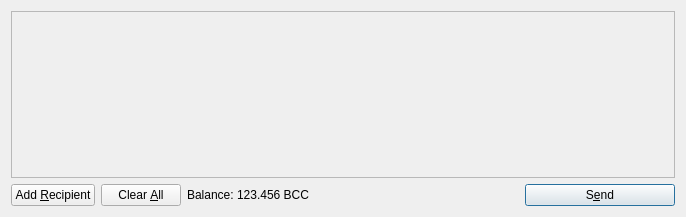
First picture: the form in src/qt/forms/sendcoinsdialog.ui, repository BCCproject/BTCtalkcoin-1.50, before the edit.
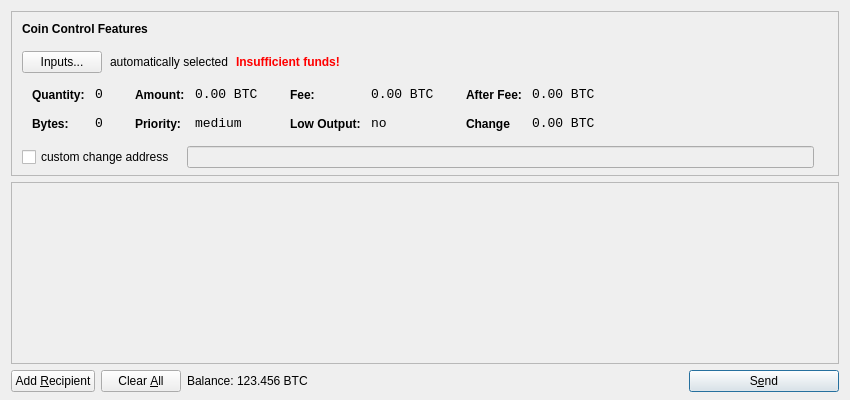
Second picture: the form after the edit. Icons and pictures are not drawn.

Commit message: Coincontrol feature

What changed in the file:
```diff
--- a/src/qt/forms/sendcoinsdialog.ui
+++ b/src/qt/forms/sendcoinsdialog.ui
@@ -6,14 +6,615 @@
    <rect>
     <x>0</x>
     <y>0</y>
-    <width>686</width>
-    <height>217</height>
+    <width>850</width>
+    <height>400</height>
    </rect>
   </property>
   <property name="windowTitle">
    <string>Send Coins</string>
   </property>
-  <layout class="QVBoxLayout" name="verticalLayout">
+  <layout class="QVBoxLayout" name="verticalLayout" stretch="0,1,0">
+   <property name="bottomMargin">
+    <number>8</number>
+   </property>
+   <item>
+    <widget class="QFrame" name="frameCoinControl">
+     <property name="sizePolicy">
+      <sizepolicy hsizetype="Expanding" vsizetype="Expanding">
+       <horstretch>0</horstretch>
+       <verstretch>0</verstretch>
+      </sizepolicy>
+     </property>
+     <property name="maximumSize">
+      <size>
+       <width>16777215</width>
+       <height>16777215</height>
+      </size>
+     </property>
+     <property name="frameShape">
+      <enum>QFrame::StyledPanel</enum>
+     </property>
+     <property name="frameShadow">
+      <enum>QFrame::Sunken</enum>
+     </property>
+     <layout class="QVBoxLayout" name="verticalLayoutCoinControl2">
+      <property name="spacing">
+       <number>-1</number>
+      </property>
+      <property name="leftMargin">
+       <number>0</number>
+      </property>
+      <property name="topMargin">
+       <number>0</number>
+      </property>
+      <property name="rightMargin">
+       <number>0</number>
+      </property>
+      <property name="bottomMargin">
+       <number>6</number>
+      </property>
+      <item>
+       <layout class="QVBoxLayout" name="verticalLayoutCoinControl" stretch="0,0,0,0,1">
+        <property name="spacing">
+         <number>0</number>
+        </property>
+        <property name="leftMargin">
+         <number>10</number>
+        </property>
+        <property name="topMargin">
+         <number>10</number>
+        </property>
+        <item>
+         <layout class="QHBoxLayout" name="horizontalLayoutCoinControl1">
+          <property name="bottomMargin">
+           <number>15</number>
+          </property>
+          <item>
+           <widget class="QLabel" name="labelCoinControlFeatures">
+            <property name="sizePolicy">
+             <sizepolicy hsizetype="Preferred" vsizetype="Maximum">
+              <horstretch>0</horstretch>
+              <verstretch>0</verstretch>
+             </sizepolicy>
+            </property>
+            <property name="font">
+             <font>
+              <weight>75</weight>
+              <bold>true</bold>
+             </font>
+            </property>
+            <property name="styleSheet">
+             <string notr="true">font-weight:bold;</string>
+            </property>
+            <property name="text">
+             <string>Coin Control Features</string>
+            </property>
+           </widget>
+          </item>
+         </layout>
+        </item>
+        <item>
+         <layout class="QHBoxLayout" name="horizontalLayoutCoinControl2" stretch="0,0,0,0">
+          <property name="spacing">
+           <number>8</number>
+          </property>
+          <property name="bottomMargin">
+           <number>10</number>
+          </property>
+          <item>
+           <widget class="QPushButton" name="pushButtonCoinControl">
+            <property name="styleSheet">
+             <string notr="true"/>
+            </property>
+            <property name="text">
+             <string>Inputs...</string>
+            </property>
+           </widget>
+          </item>
+          <item>
+           <widget class="QLabel" name="labelCoinControlAutomaticallySelected">
+            <property name="text">
+             <string>automatically selected</string>
+            </property>
+            <property name="margin">
+             <number>5</number>
+            </property>
+           </widget>
+          </item>
+          <item>
+           <widget class="QLabel" name="labelCoinControlInsuffFunds">
+            <property name="font">
+             <font>
+              <weight>75</weight>
+              <bold>true</bold>
+             </font>
+            </property>
+            <property name="styleSheet">
+             <string notr="true">color:red;font-weight:bold;</string>
+            </property>
+            <property name="text">
+             <string>Insufficient funds!</string>
+            </property>
+            <property name="margin">
+             <number>5</number>
+            </property>
+           </widget>
+          </item>
+          <item>
+           <spacer name="horizontalSpacerCoinControl">
+            <property name="orientation">
+             <enum>Qt::Horizontal</enum>
+            </property>
+            <property name="sizeHint" stdset="0">
+             <size>
+              <width>40</width>
+              <height>1</height>
+             </size>
+            </property>
+           </spacer>
+          </item>
+         </layout>
+        </item>
+        <item>
+         <widget class="QWidget" name="widgetCoinControl" native="true">
+          <property name="sizePolicy">
+           <sizepolicy hsizetype="Preferred" vsizetype="Preferred">
+            <horstretch>0</horstretch>
+            <verstretch>0</verstretch>
+           </sizepolicy>
+          </property>
+          <property name="minimumSize">
+           <size>
+            <width>0</width>
+            <height>0</height>
+           </size>
+          </property>
+          <property name="styleSheet">
+           <string notr="true"/>
+          </property>
+          <layout class="QHBoxLayout" name="horizontalLayoutCoinControl5">
+           <property name="margin">
+            <number>0</number>
+           </property>
+           <item>
+            <layout class="QHBoxLayout" name="horizontalLayoutCoinControl3" stretch="0,0,0,1">
+             <property name="spacing">
+              <number>20</number>
+             </property>
+             <property name="topMargin">
+              <number>0</number>
+             </property>
+             <property name="bottomMargin">
+              <number>10</number>
+             </property>
+             <item>
+              <layout class="QFormLayout" name="formLayoutCoinControl1">
+               <property name="horizontalSpacing">
+                <number>10</number>
+               </property>
+               <property name="verticalSpacing">
+                <number>14</number>
+               </property>
+               <property name="leftMargin">
+                <number>10</number>
+               </property>
+               <property name="topMargin">
+                <number>4</number>
+               </property>
+               <property name="rightMargin">
+                <number>6</number>
+               </property>
+               <item row="0" column="0">
+                <widget class="QLabel" name="labelCoinControlQuantityText">
+                 <property name="styleSheet">
+                  <string notr="true">font-weight:bold;</string>
+                 </property>
+                 <property name="text">
+                  <string>Quantity:</string>
+                 </property>
+                 <property name="margin">
+                  <number>0</number>
+                 </property>
+                </widget>
+               </item>
+               <item row="0" column="1">
+                <widget class="QLabel" name="labelCoinControlQuantity">
+                 <property name="font">
+                  <font>
+                   <family>Monospace</family>
+                   <pointsize>10</pointsize>
+                  </font>
+                 </property>
+                 <property name="cursor">
+                  <cursorShape>IBeamCursor</cursorShape>
+                 </property>
+                 <property name="contextMenuPolicy">
+                  <enum>Qt::ActionsContextMenu</enum>
+                 </property>
+                 <property name="text">
+                  <string>0</string>
+                 </property>
+                 <property name="margin">
+                  <number>0</number>
+                 </property>
+                 <property name="textInteractionFlags">
+                  <set>Qt::LinksAccessibleByMouse|Qt::TextSelectableByKeyboard|Qt::TextSelectableByMouse</set>
+                 </property>
+                </widget>
+               </item>
+               <item row="1" column="0">
+                <widget class="QLabel" name="labelCoinControlBytesText">
+                 <property name="styleSheet">
+                  <string notr="true">font-weight:bold;</string>
+                 </property>
+                 <property name="text">
+                  <string>Bytes:</string>
+                 </property>
+                </widget>
+               </item>
+               <item row="1" column="1">
+                <widget class="QLabel" name="labelCoinControlBytes">
+                 <property name="font">
+                  <font>
+                   <family>Monospace</family>
+                   <pointsize>10</pointsize>
+                  </font>
+                 </property>
+                 <property name="cursor">
+                  <cursorShape>IBeamCursor</cursorShape>
+                 </property>
+                 <property name="contextMenuPolicy">
+                  <enum>Qt::ActionsContextMenu</enum>
+                 </property>
+                 <property name="text">
+                  <string>0</string>
+                 </property>
+                 <property name="textInteractionFlags">
+                  <set>Qt::LinksAccessibleByMouse|Qt::TextSelectableByKeyboard|Qt::TextSelectableByMouse</set>
+                 </property>
+                </widget>
+               </item>
+              </layout>
+             </item>
+             <item>
+              <layout class="QFormLayout" name="formLayoutCoinControl2">
+               <property name="horizontalSpacing">
+                <number>10</number>
+               </property>
+               <property name="verticalSpacing">
+                <number>14</number>
+               </property>
+               <property name="leftMargin">
+                <number>6</number>
+               </property>
+               <property name="topMargin">
+                <number>4</number>
+               </property>
+               <property name="rightMargin">
+                <number>6</number>
+               </property>
+               <item row="0" column="0">
+                <widget class="QLabel" name="labelCoinControlAmountText">
+                 <property name="styleSheet">
+                  <string notr="true">font-weight:bold;</string>
+                 </property>
+                 <property name="text">
+                  <string>Amount:</string>
+                 </property>
+                 <property name="margin">
+                  <number>0</number>
+                 </property>
+                </widget>
+               </item>
+               <item row="0" column="1">
+                <widget class="QLabel" name="labelCoinControlAmount">
+                 <property name="font">
+                  <font>
+                   <family>Monospace</family>
+                   <pointsize>10</pointsize>
+                  </font>
+                 </property>
+                 <property name="cursor">
+                  <cursorShape>IBeamCursor</cursorShape>
+                 </property>
+                 <property name="contextMenuPolicy">
+                  <enum>Qt::ActionsContextMenu</enum>
+                 </property>
+                 <property name="text">
+                  <string>0.00 BTC</string>
+                 </property>
+                 <property name="textInteractionFlags">
+                  <set>Qt::LinksAccessibleByMouse|Qt::TextSelectableByKeyboard|Qt::TextSelectableByMouse</set>
+                 </property>
+                </widget>
+               </item>
+               <item row="1" column="0">
+                <widget class="QLabel" name="labelCoinControlPriorityText">
+                 <property name="styleSheet">
+                  <string notr="true">font-weight:bold;</string>
+                 </property>
+                 <property name="text">
+                  <string>Priority:</string>
+                 </property>
+                </widget>
+               </item>
+               <item row="1" column="1">
+                <widget class="QLabel" name="labelCoinControlPriority">
+                 <property name="font">
+                  <font>
+                   <family>Monospace</family>
+                   <pointsize>10</pointsize>
+                  </font>
+                 </property>
+                 <property name="cursor">
+                  <cursorShape>IBeamCursor</cursorShape>
+                 </property>
+                 <property name="contextMenuPolicy">
+                  <enum>Qt::ActionsContextMenu</enum>
+                 </property>
+                 <property name="text">
+                  <string>medium</string>
+                 </property>
+                 <property name="textInteractionFlags">
+                  <set>Qt::LinksAccessibleByMouse|Qt::TextSelectableByKeyboard|Qt::TextSelectableByMouse</set>
+                 </property>
+                </widget>
+               </item>
+              </layout>
+             </item>
+             <item>
+              <layout class="QFormLayout" name="formLayoutCoinControl3">
+               <property name="horizontalSpacing">
+                <number>10</number>
+               </property>
+               <property name="verticalSpacing">
+                <number>14</number>
+               </property>
+               <property name="leftMargin">
+                <number>6</number>
+               </property>
+               <property name="topMargin">
+                <number>4</number>
+               </property>
+               <property name="rightMargin">
+                <number>6</number>
+               </property>
+               <item row="0" column="0">
+                <widget class="QLabel" name="labelCoinControlFeeText">
+                 <property name="styleSheet">
+                  <string notr="true">font-weight:bold;</string>
+                 </property>
+                 <property name="text">
+                  <string>Fee:</string>
+                 </property>
+                 <property name="margin">
+                  <number>0</number>
+                 </property>
+                </widget>
+               </item>
+               <item row="0" column="1">
+                <widget class="QLabel" name="labelCoinControlFee">
+                 <property name="font">
+                  <font>
+                   <family>Monospace</family>
+                   <pointsize>10</pointsize>
+                  </font>
+                 </property>
+                 <property name="cursor">
+                  <cursorShape>IBeamCursor</cursorShape>
+                 </property>
+                 <property name="contextMenuPolicy">
+                  <enum>Qt::ActionsContextMenu</enum>
+                 </property>
+                 <property name="text">
+                  <string>0.00 BTC</string>
+                 </property>
+                 <property name="textInteractionFlags">
+                  <set>Qt::LinksAccessibleByMouse|Qt::TextSelectableByKeyboard|Qt::TextSelectableByMouse</set>
+                 </property>
+                </widget>
+               </item>
+               <item row="1" column="0">
+                <widget class="QLabel" name="labelCoinControlLowOutputText">
+                 <property name="styleSheet">
+                  <string notr="true">font-weight:bold;</string>
+                 </property>
+                 <property name="text">
+                  <string>Low Output:</string>
+                 </property>
+                </widget>
+               </item>
+               <item row="1" column="1">
+                <widget class="QLabel" name="labelCoinControlLowOutput">
+                 <property name="font">
+                  <font>
+                   <family>Monospace</family>
+                   <pointsize>10</pointsize>
+                  </font>
+                 </property>
+                 <property name="cursor">
+                  <cursorShape>IBeamCursor</cursorShape>
+                 </property>
+                 <property name="contextMenuPolicy">
+                  <enum>Qt::ActionsContextMenu</enum>
+                 </property>
+                 <property name="text">
+                  <string>no</string>
+                 </property>
+                 <property name="textInteractionFlags">
+                  <set>Qt::LinksAccessibleByMouse|Qt::TextSelectableByKeyboard|Qt::TextSelectableByMouse</set>
+                 </property>
+                </widget>
+               </item>
+              </layout>
+             </item>
+             <item>
+              <layout class="QFormLayout" name="formLayoutCoinControl4">
+               <property name="horizontalSpacing">
+                <number>10</number>
+               </property>
+               <property name="verticalSpacing">
+                <number>14</number>
+               </property>
+               <property name="leftMargin">
+                <number>6</number>
+               </property>
+               <property name="topMargin">
+                <number>4</number>
+               </property>
+               <property name="rightMargin">
+                <number>6</number>
+               </property>
+               <item row="0" column="0">
+                <widget class="QLabel" name="labelCoinControlAfterFeeText">
+                 <property name="styleSheet">
+                  <string notr="true">font-weight:bold;</string>
+                 </property>
+                 <property name="text">
+                  <string>After Fee:</string>
+                 </property>
+                 <property name="margin">
+                  <number>0</number>
+                 </property>
+                </widget>
+               </item>
+               <item row="0" column="1">
+                <widget class="QLabel" name="labelCoinControlAfterFee">
+                 <property name="font">
+                  <font>
+                   <family>Monospace</family>
+                   <pointsize>10</pointsize>
+                  </font>
+                 </property>
+                 <property name="cursor">
+                  <cursorShape>IBeamCursor</cursorShape>
+                 </property>
+                 <property name="contextMenuPolicy">
+                  <enum>Qt::ActionsContextMenu</enum>
+                 </property>
+                 <property name="text">
+                  <string>0.00 BTC</string>
+                 </property>
+                 <property name="textInteractionFlags">
+                  <set>Qt::LinksAccessibleByMouse|Qt::TextSelectableByKeyboard|Qt::TextSelectableByMouse</set>
+                 </property>
+                </widget>
+               </item>
+               <item row="1" column="0">
+                <widget class="QLabel" name="labelCoinControlChangeText">
+                 <property name="styleSheet">
+                  <string notr="true">font-weight:bold;</string>
+                 </property>
+                 <property name="text">
+                  <string>Change</string>
+                 </property>
+                </widget>
+               </item>
+               <item row="1" column="1">
+                <widget class="QLabel" name="labelCoinControlChange">
+                 <property name="font">
+                  <font>
+                   <family>Monospace</family>
+                   <pointsize>10</pointsize>
+                  </font>
+                 </property>
+                 <property name="cursor">
+                  <cursorShape>IBeamCursor</cursorShape>
+                 </property>
+                 <property name="contextMenuPolicy">
+                  <enum>Qt::ActionsContextMenu</enum>
+                 </property>
+                 <property name="text">
+                  <string>0.00 BTC</string>
+                 </property>
+                 <property name="textInteractionFlags">
+                  <set>Qt::LinksAccessibleByMouse|Qt::TextSelectableByKeyboard|Qt::TextSelectableByMouse</set>
+                 </property>
+                </widget>
+               </item>
+              </layout>
+             </item>
+            </layout>
+           </item>
+          </layout>
+         </widget>
+        </item>
+        <item>
+         <layout class="QHBoxLayout" name="horizontalLayoutCoinControl4" stretch="0,0,0">
+          <property name="spacing">
+           <number>12</number>
+          </property>
+          <property name="sizeConstraint">
+           <enum>QLayout::SetDefaultConstraint</enum>
+          </property>
+          <property name="topMargin">
+           <number>5</number>
+          </property>
+          <property name="rightMargin">
+           <number>5</number>
+          </property>
+          <item>
+           <widget class="QCheckBox" name="checkBoxCoinControlChange">
+            <property name="text">
+             <string>custom change address</string>
+            </property>
+           </widget>
+          </item>
+          <item>
+           <widget class="QLineEdit" name="lineEditCoinControlChange">
+            <property name="enabled">
+             <bool>false</bool>
+            </property>
+            <property name="sizePolicy">
+             <sizepolicy hsizetype="Expanding" vsizetype="Fixed">
+              <horstretch>0</horstretch>
+              <verstretch>0</verstretch>
+             </sizepolicy>
+            </property>
+           </widget>
+          </item>
+          <item>
+           <widget class="QLabel" name="labelCoinControlChangeLabel">
+            <property name="sizePolicy">
+             <sizepolicy hsizetype="Preferred" vsizetype="Expanding">
+              <horstretch>0</horstretch>
+              <verstretch>0</verstretch>
+             </sizepolicy>
+            </property>
+            <property name="minimumSize">
+             <size>
+              <width>0</width>
+              <height>0</height>
+             </size>
+            </property>
+            <property name="text">
+             <string/>
+            </property>
+            <property name="margin">
+             <number>3</number>
+            </property>
+           </widget>
+          </item>
+         </layout>
+        </item>
+        <item>
+         <spacer name="verticalSpacerCoinControl">
+          <property name="orientation">
+           <enum>Qt::Vertical</enum>
+          </property>
+          <property name="sizeHint" stdset="0">
+           <size>
+            <width>800</width>
+            <height>1</height>
+           </size>
+          </property>
+         </spacer>
+        </item>
+       </layout>
+      </item>
+     </layout>
+    </widget>
+   </item> 
    <item>
     <widget class="QScrollArea" name="scrollArea">
      <property name="widgetResizable">
@@ -24,7 +625,7 @@
        <rect>
         <x>0</x>
         <y>0</y>
-        <width>666</width>
+        <width>830</width>
         <height>165</height>
        </rect>
       </property>
@@ -119,7 +720,7 @@
           <cursorShape>IBeamCursor</cursorShape>
          </property>
          <property name="text">
-          <string>123.456 BCC</string>
+          <string>123.456 BTC</string>
          </property>
          <property name="textInteractionFlags">
           <set>Qt::LinksAccessibleByMouse|Qt::TextSelectableByKeyboard|Qt::TextSelectableByMouse</set>
```
